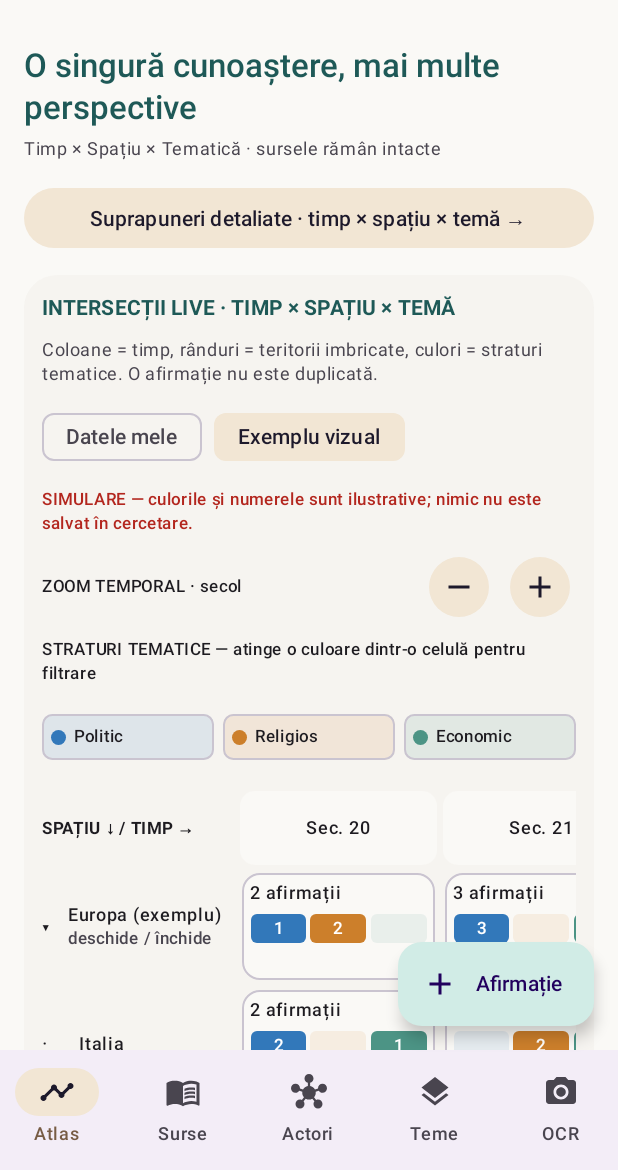
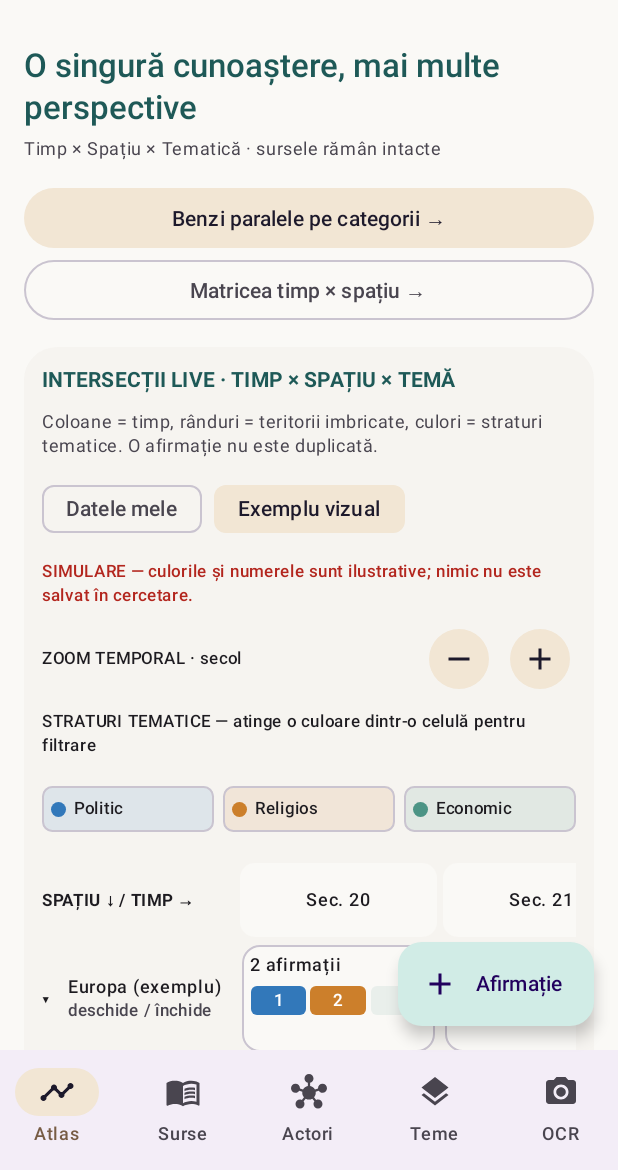
Before and after one commit to parpautacosminpetru-ai/Biblioradar, an Android app built with Jetpack Compose: the screen it shows after launch (MainActivity), on a phone screen of 412 x 824 dp, the part 66-1236 px from its top. Run offline under Robolectric (Android 15) with nearby library versions, the light colour scheme and no system bars; our stand-ins replace Room's generated code.

Commit message:
Add category-lanes switch on Atlas main screen

```diff
--- a/atlas-istoric/app/src/main/java/ro/atlasistoric/ui/AtlasScreen.kt
+++ b/atlas-istoric/app/src/main/java/ro/atlasistoric/ui/AtlasScreen.kt
@@ -76,7 +76,8 @@ fun AtlasScreen(
     perspective: String, onPerspective: (String) -> Unit,
     search: String, onSearch: (String) -> Unit,
     onOpen: (String) -> Unit,
-    onOverlaps: () -> Unit
+    onOverlaps: () -> Unit,
+    onBands: () -> Unit
 ) {
     // The temporal ruler exists independently of stored documents: zoom never invents evidence.
     val eras = remember(assertions) { assertions.map { it.periodLabel } }
@@ -164,8 +165,11 @@ fun AtlasScreen(
             }
         }
         item {
-            FilledTonalButton(onClick = onOverlaps, modifier = Modifier.fillMaxWidth()) {
-                Text("Suprapuneri detaliate · timp × spațiu × temă →")
+            FilledTonalButton(onClick = onBands, modifier = Modifier.fillMaxWidth()) {
+                Text("Benzi paralele pe categorii →")
+            }
+            OutlinedButton(onClick = onOverlaps, modifier = Modifier.fillMaxWidth()) {
+                Text("Matricea timp × spațiu →")
             }
         }
         item {
```
